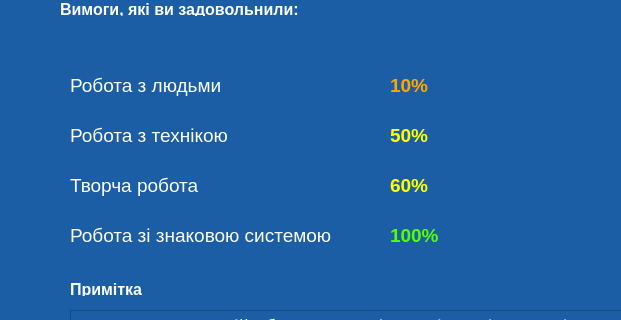
Qt form resultwindow.ui (admiralbub/oop_course_2020) before a commit; both pictures show x 0 to 621 and y 110 to 430 of the 877 by 672 pixel window.
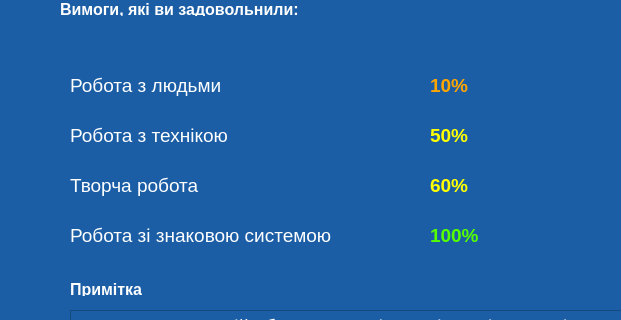
The same form after that commit.

Commit message: Немного поправил сортировку

```diff
--- a/resultwindow.ui
+++ b/resultwindow.ui
@@ -52,7 +52,7 @@
      <rect>
       <x>70</x>
       <y>180</y>
-      <width>241</width>
+      <width>321</width>
       <height>31</height>
      </rect>
     </property>
@@ -65,7 +65,7 @@
      <rect>
       <x>70</x>
       <y>230</y>
-      <width>231</width>
+      <width>331</width>
       <height>31</height>
      </rect>
     </property>
@@ -78,7 +78,7 @@
      <rect>
       <x>70</x>
       <y>280</y>
-      <width>231</width>
+      <width>341</width>
       <height>31</height>
      </rect>
     </property>
@@ -91,7 +91,7 @@
      <rect>
       <x>70</x>
       <y>330</y>
-      <width>271</width>
+      <width>331</width>
       <height>31</height>
      </rect>
     </property>
@@ -115,7 +115,7 @@
    <widget class="QLabel" name="balls_1">
     <property name="geometry">
      <rect>
-      <x>390</x>
+      <x>430</x>
       <y>180</y>
       <width>91</width>
       <height>31</height>
@@ -134,7 +134,7 @@
    <widget class="QLabel" name="balls_2">
     <property name="geometry">
      <rect>
-      <x>390</x>
+      <x>430</x>
       <y>230</y>
       <width>91</width>
       <height>31</height>
@@ -151,7 +151,7 @@
    <widget class="QLabel" name="balls_3">
     <property name="geometry">
      <rect>
-      <x>390</x>
+      <x>430</x>
       <y>280</y>
       <width>91</width>
       <height>31</height>
@@ -168,7 +168,7 @@
    <widget class="QLabel" name="balls_4">
     <property name="geometry">
      <rect>
-      <x>390</x>
+      <x>430</x>
       <y>330</y>
       <width>101</width>
       <height>31</height>
```
The commit also changes 2 other files.
